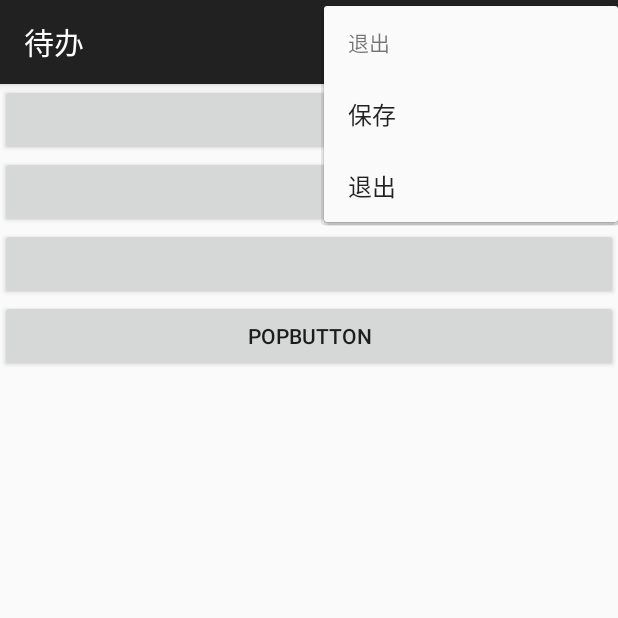
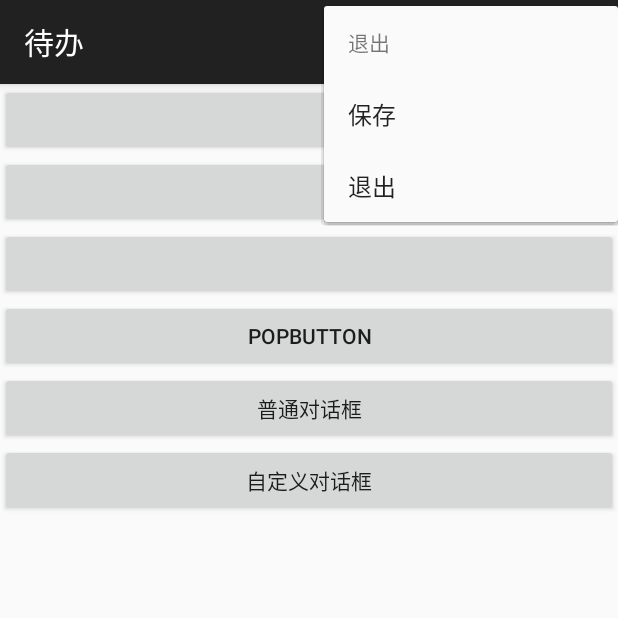
Before and after one commit to AKA-LinCoder/basic_android, an Android app: the LifeActivity screen opened directly, with no data from a screen before it, in the options menu, after a tap on "退出", on a phone screen of 412 x 824 dp, the top half of it. Run offline under Robolectric (Android 15) with nearby library versions, the phone set to English and light mode, and no system bars.

Commit message:
自定义对话框

```diff
--- a/app/src/main/java/com/echo/basicleaning/demo/component/LifeActivity.kt
+++ b/app/src/main/java/com/echo/basicleaning/demo/component/LifeActivity.kt
@@ -1,5 +1,6 @@
 package com.echo.basicleaning.demo.component
 
+import android.content.DialogInterface
 import androidx.appcompat.app.AppCompatActivity
 import android.os.Bundle
 import android.util.Log
@@ -10,6 +11,7 @@ import android.view.MenuItem
 import android.view.View
 import android.widget.PopupMenu
 import android.widget.Toast
+import androidx.appcompat.app.AlertDialog
 import androidx.recyclerview.widget.RecyclerView.SmoothScroller.Action
 import com.echo.basicleaning.R
 import com.echo.basicleaning.databinding.ActivityLifeBinding
@@ -102,8 +104,29 @@ class LifeActivity : AppCompatActivity(),View.OnClickListener {
             menu.show()
         }
 
+        binding.normalDialogBtn.setOnClickListener(this)
+        binding.diyDialogBtn.setOnClickListener(this)
+
+
+
+
 
     }
+
+
+    fun showNormalDialog(){
+        val dialog = AlertDialog.Builder(this).create()
+        dialog.setMessage("hhhh")
+        dialog.setTitle("jjj")
+        dialog.setButton(DialogInterface.BUTTON_POSITIVE,"确定",{
+            dia,which->run{
+                Log.e("TAG","dasdas")
+        }
+        })
+        dialog.show()
+    }
+
+
     //启动
     override fun onStart() {
         super.onStart()
@@ -151,6 +174,24 @@ class LifeActivity : AppCompatActivity(),View.OnClickListener {
             R.id.button3->{
                 Log.e("Tag","---------我是button3---------")
             }
+            R.id.normal_dialog_btn->{
+                val builder = AlertDialog.Builder(this)
+                builder.setTitle("warnning").setMessage("确定退出么")
+                builder.setPositiveButton("sure") { dia, which ->
+
+                        finish()
+
+
+                }
+                builder.setNegativeButton("取消",null)
+                builder.show()
+//                builder.create().show()
+            }
+            R.id.diy_dialog_btn->{
+
+                val btn = LinDialog(context = this,R.style.my)
+                btn.show()
+            }
         }
     }
     ///创建optionMenu
@@ -167,7 +208,6 @@ class LifeActivity : AppCompatActivity(),View.OnClickListener {
     override fun onOptionsItemSelected(item: MenuItem): Boolean {
         when(item.itemId){
             R.id.save ->{
-
                 Toast.makeText(this,"save",Toast.LENGTH_LONG).show()
             }
             R.id.more -> {
--- /dev/null
+++ b/app/src/main/java/com/echo/basicleaning/demo/component/LinDialog.kt
@@ -0,0 +1,24 @@
+package com.echo.basicleaning.demo.component
+
+import android.app.Dialog
+import android.content.Context
+import com.echo.basicleaning.R
+
+//class LinDialog(context: Context) : Dialog(context) {
+//    init {
+//
+//        setContentView(R.layout.dialog)
+//    }
+//}
+/***
+ * 1.设计布局样式
+ * 2.自定义style(去标题栏，去背景)
+ * 3.将第一步的布局应用到当前自定义对话框
+ * 4.实例化对话框
+ * 5.show()
+ */
+class LinDialog(context: Context,themeResId:Int) : Dialog(context,themeResId) {
+    init {
+        setContentView(R.layout.dialog)
+    }
+}
--- a/app/src/main/res/layout/activity_life.xml
+++ b/app/src/main/res/layout/activity_life.xml
@@ -30,5 +30,17 @@
         android:layout_height="wrap_content"
         android:text="popButton"
         />
+    <Button
+        android:id="@+id/normal_dialog_btn"
+        android:layout_width="match_parent"
+        android:layout_height="wrap_content"
+        android:text="普通对话框"
+        />
+    <Button
+        android:id="@+id/diy_dialog_btn"
+        android:layout_width="match_parent"
+        android:layout_height="wrap_content"
+        android:text="自定义对话框"
+        />
 
 </LinearLayout>
--- a/app/src/main/res/values/themes.xml
+++ b/app/src/main/res/values/themes.xml
@@ -6,4 +6,9 @@
     </style>
 
     <style name="Theme.BasicLeaning" parent="Base.Theme.BasicLeaning" />
+    <style name="my" parent="android:style/Theme.Dialog">
+        <item name="android:windowNoTitle">true</item>
+        <item name="android:windowBackground">@android:color/transparent</item>
+
+    </style>
 </resources>
```
Also changed, not shown: app/src/main/res/layout/dialog.xml (added, +22 -0 lines).
